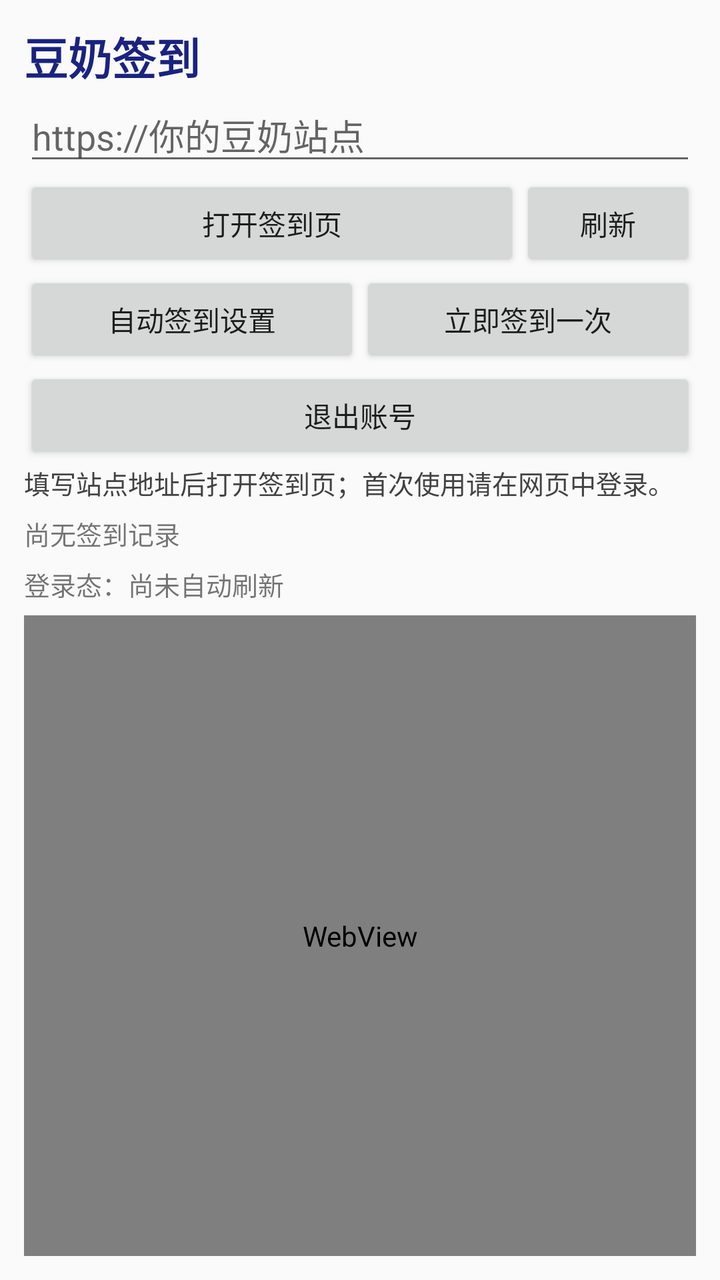
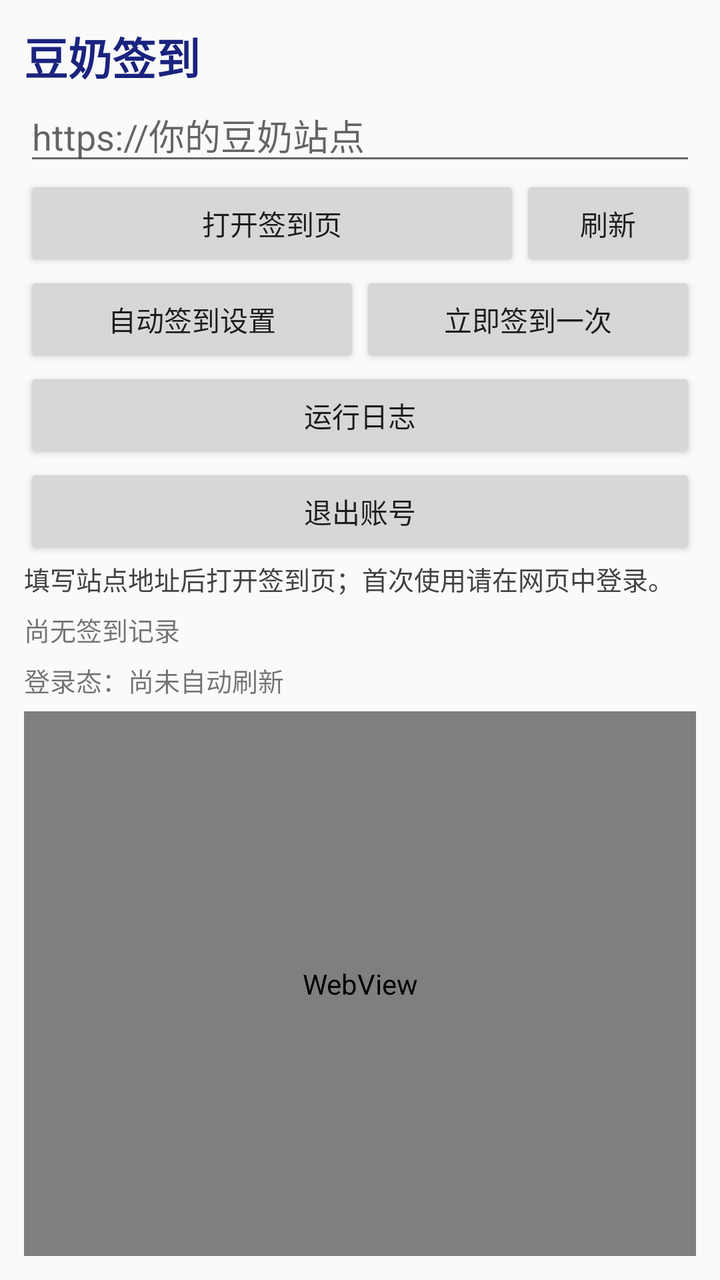

Two renders of the same Android screen: before a commit and after it. Below are the layout's source before the change and the commit's diff.
<!-- AndroidManifest.xml: application theme android:Theme.Material.Light.NoActionBar -->
<!-- res/layout/activity_main.xml -->
<?xml version="1.0" encoding="utf-8"?>
<LinearLayout xmlns:android="http://schemas.android.com/apk/res/android"
    android:layout_width="match_parent"
    android:layout_height="match_parent"
    android:orientation="vertical"
    android:padding="12dp">

    <LinearLayout
        android:id="@+id/app_controls"
        android:layout_width="match_parent"
        android:layout_height="wrap_content"
        android:orientation="vertical">

    <TextView
        android:layout_width="match_parent"
        android:layout_height="wrap_content"
        android:text="豆奶签到"
        android:textColor="#1A237E"
        android:textSize="22sp"
        android:textStyle="bold" />

    <EditText
        android:id="@+id/site_url"
        android:layout_width="match_parent"
        android:layout_height="wrap_content"
        android:hint="https://你的豆奶站点"
        android:inputType="textUri"
        android:singleLine="true" />

    <LinearLayout
        android:layout_width="match_parent"
        android:layout_height="wrap_content"
        android:orientation="horizontal">

        <Button
            android:id="@+id/open_panel"
            android:layout_width="0dp"
            android:layout_height="wrap_content"
            android:layout_weight="1"
            android:text="打开签到页" />

        <Button
            android:id="@+id/reload_page"
            android:layout_width="wrap_content"
            android:layout_height="wrap_content"
            android:text="刷新" />
    </LinearLayout>

    <LinearLayout
        android:layout_width="match_parent"
        android:layout_height="wrap_content"
        android:orientation="horizontal">

        <Button
            android:id="@+id/settings"
            android:layout_width="0dp"
            android:layout_height="wrap_content"
            android:layout_weight="1"
            android:text="自动签到设置" />

        <Button
            android:id="@+id/checkin_now"
            android:layout_width="0dp"
            android:layout_height="wrap_content"
            android:layout_weight="1"
            android:text="立即签到一次" />
    </LinearLayout>

    <Button
        android:id="@+id/logout"
        android:layout_width="match_parent"
        android:layout_height="wrap_content"
        android:text="退出账号" />

    <TextView
        android:id="@+id/status"
        android:layout_width="match_parent"
        android:layout_height="wrap_content"
        android:paddingBottom="6dp"
        android:text="填写站点地址后打开签到页；首次使用请在网页中登录。"
        android:textColor="#424242"
        android:textSize="13sp" />

    <TextView
        android:id="@+id/last_result"
        android:layout_width="match_parent"
        android:layout_height="wrap_content"
        android:paddingBottom="6dp"
        android:text="尚无签到记录"
        android:textSize="13sp" />

    <TextView
        android:id="@+id/session_result"
        android:layout_width="match_parent"
        android:layout_height="wrap_content"
        android:paddingBottom="6dp"
        android:text="登录态：尚未自动刷新"
        android:textSize="13sp" />
    </LinearLayout>

    <LinearLayout
        android:id="@+id/browser_controls"
        android:layout_width="match_parent"
        android:layout_height="wrap_content"
        android:orientation="vertical"
        android:visibility="gone">

        <LinearLayout
            android:layout_width="match_parent"
            android:layout_height="wrap_content"
            android:orientation="horizontal">

            <Button
                android:id="@+id/exit_browser"
                android:layout_width="0dp"
                android:layout_height="wrap_content"
                android:layout_weight="1"
                android:text="返回应用" />

            <Button
                android:id="@+id/password_input"
                android:layout_width="0dp"
                android:layout_height="wrap_content"
                android:layout_weight="1"
                android:text="输入密码"
                android:visibility="gone" />

            <Button
                android:id="@+id/browser_reload"
                android:layout_width="0dp"
                android:layout_height="wrap_content"
                android:layout_weight="1"
                android:text="刷新网页" />
        </LinearLayout>

        <TextView
            android:id="@+id/password_count"
            android:layout_width="match_parent"
            android:layout_height="wrap_content"
            android:gravity="center"
            android:paddingBottom="4dp"
            android:text=""
            android:textSize="14sp" />
    </LinearLayout>

    <WebView
        android:id="@+id/web_view"
        android:layout_width="match_parent"
        android:layout_height="0dp"
        android:layout_weight="1" />
</LinearLayout>
<!-- resources referenced by this layout -->
<resources>

</resources>

<!-- the commit's change to res/layout/activity_main.xml (unified diff, before → after) -->
@@ -65,6 +65,12 @@
             android:layout_weight="1"
             android:text="立即签到一次" />
     </LinearLayout>
+
+    <Button
+        android:id="@+id/runtime_log"
+        android:layout_width="match_parent"
+        android:layout_height="wrap_content"
+        android:text="运行日志" />
 
     <Button
         android:id="@+id/logout"
